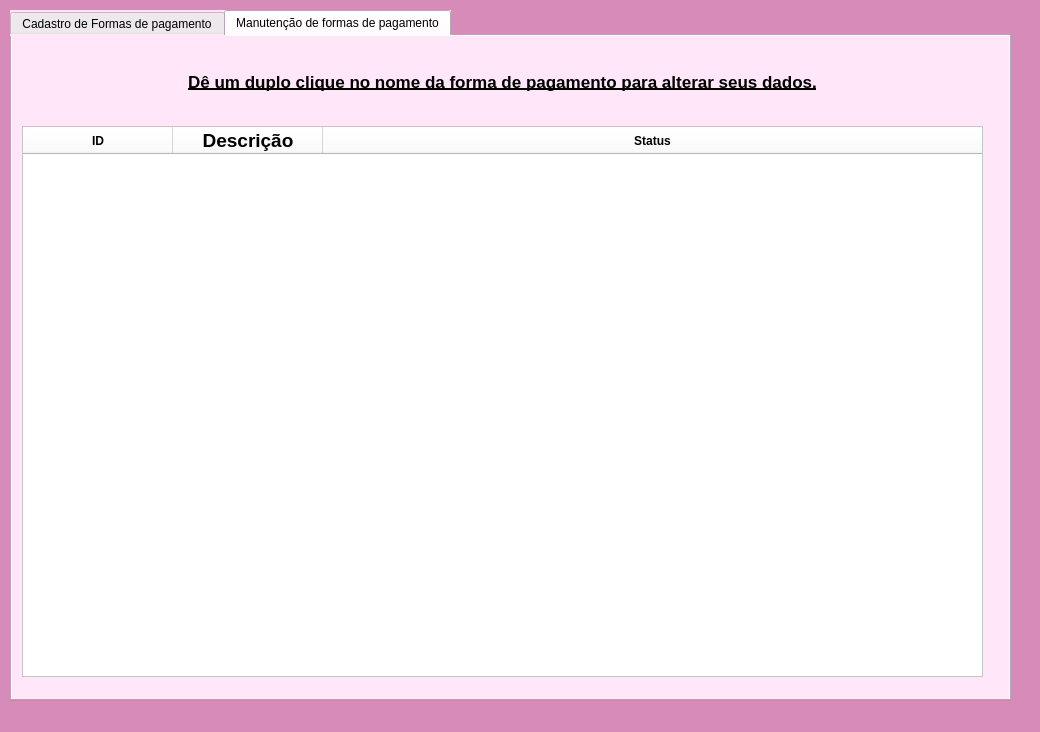
First picture: the form in telas_duda/fpag.ui, repository JVwolfart/PROJETO-SALAO-JOVEM-PROGRAMADOR, before the edit.
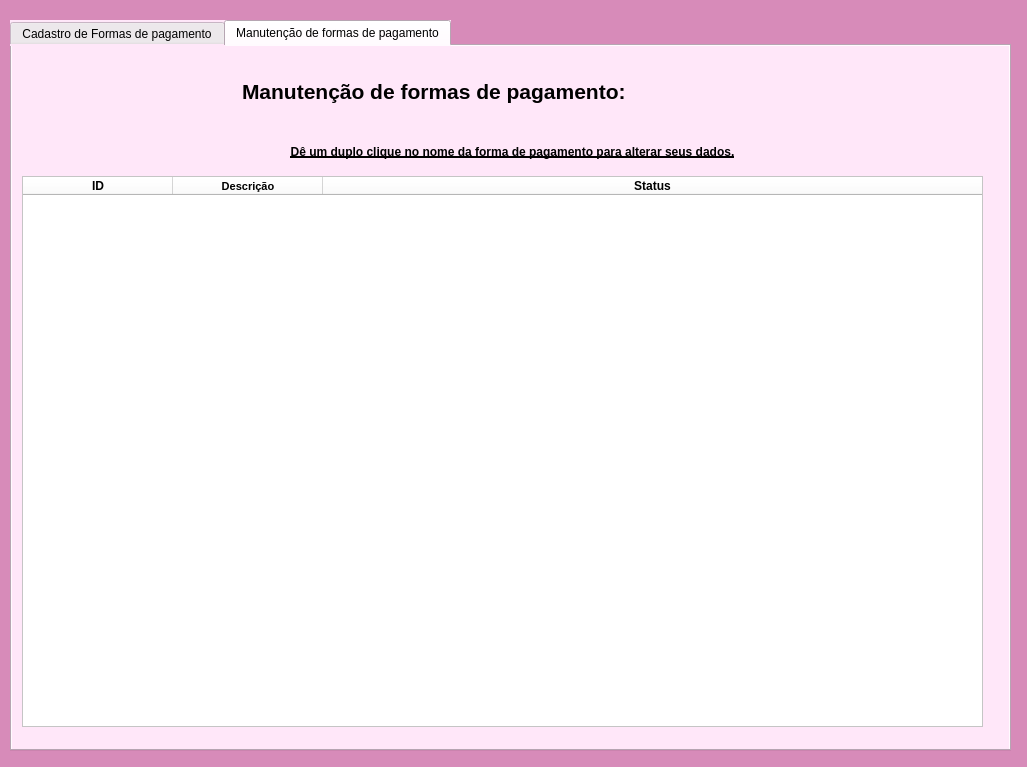
Second picture: the form after the edit. The open tabs and pages were chosen to show the change. Icons and pictures are not drawn.

What changed in the file:
```diff
--- a/telas_duda/fpag.ui
+++ b/telas_duda/fpag.ui
@@ -12,10 +12,22 @@
    <rect>
     <x>0</x>
     <y>0</y>
-    <width>1040</width>
-    <height>732</height>
+    <width>1027</width>
+    <height>767</height>
    </rect>
   </property>
+  <property name="minimumSize">
+   <size>
+    <width>1027</width>
+    <height>767</height>
+   </size>
+  </property>
+  <property name="maximumSize">
+   <size>
+    <width>1027</width>
+    <height>767</height>
+   </size>
+  </property>
   <property name="font">
    <font>
     <pointsize>14</pointsize>
@@ -59,9 +71,9 @@
     <property name="geometry">
      <rect>
       <x>10</x>
-      <y>10</y>
+      <y>20</y>
       <width>1001</width>
-      <height>691</height>
+      <height>731</height>
      </rect>
     </property>
     <property name="cursor">
@@ -180,15 +192,15 @@
      <widget class="QLabel" name="label_4">
       <property name="geometry">
        <rect>
-        <x>30</x>
-        <y>20</y>
+        <x>40</x>
+        <y>80</y>
         <width>921</width>
         <height>51</height>
        </rect>
       </property>
       <property name="font">
        <font>
-        <pointsize>13</pointsize>
+        <pointsize>9</pointsize>
         <weight>75</weight>
         <bold>true</bold>
         <underline>true</underline>
@@ -208,7 +220,7 @@
       <property name="geometry">
        <rect>
         <x>10</x>
-        <y>90</y>
+        <y>130</y>
         <width>961</width>
         <height>551</height>
        </rect>
@@ -277,7 +289,7 @@
        </property>
        <property name="font">
         <font>
-         <pointsize>14</pointsize>
+         <pointsize>8</pointsize>
          <weight>75</weight>
          <bold>true</bold>
         </font>
@@ -301,6 +313,29 @@
        </property>
       </column>
      </widget>
+     <widget class="QLabel" name="label_5">
+      <property name="geometry">
+       <rect>
+        <x>230</x>
+        <y>20</y>
+        <width>531</width>
+        <height>51</height>
+       </rect>
+      </property>
+      <property name="font">
+       <font>
+        <pointsize>16</pointsize>
+        <weight>75</weight>
+        <bold>true</bold>
+       </font>
+      </property>
+      <property name="styleSheet">
+       <string notr="true">color: rgb(0, 0, 0);</string>
+      </property>
+      <property name="text">
+       <string>Manutenção de formas de pagamento:</string>
+      </property>
+     </widget>
     </widget>
    </widget>
   </widget>
```
Left out of the diff: 22 changed lines with no effect on the pictures.
